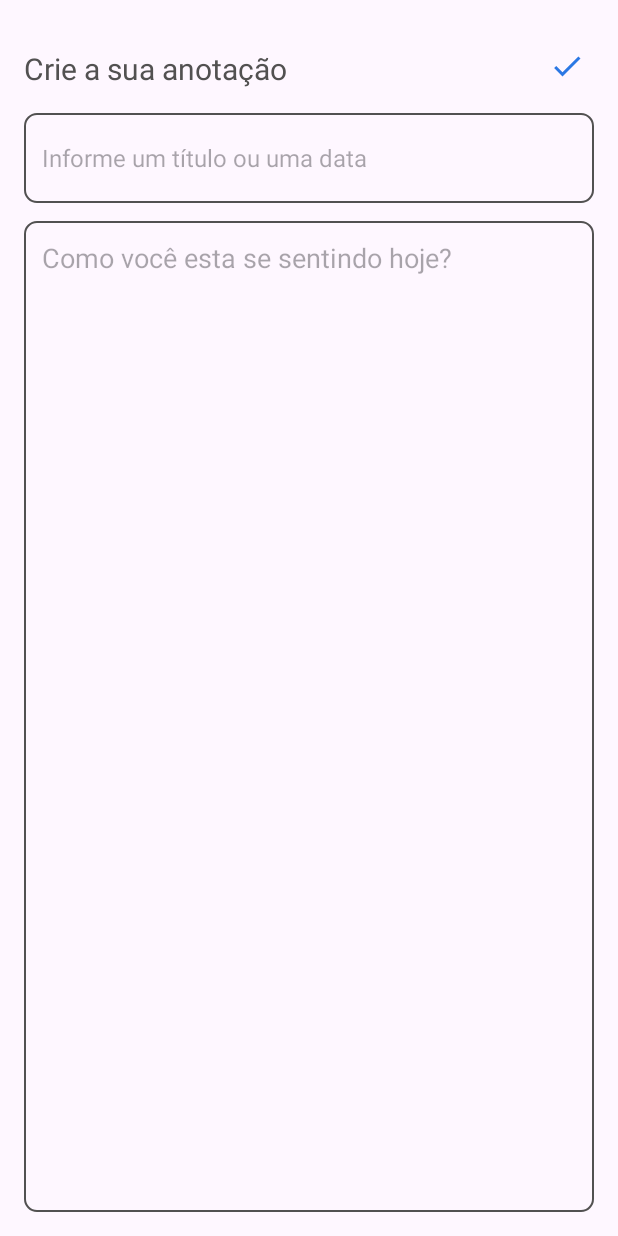
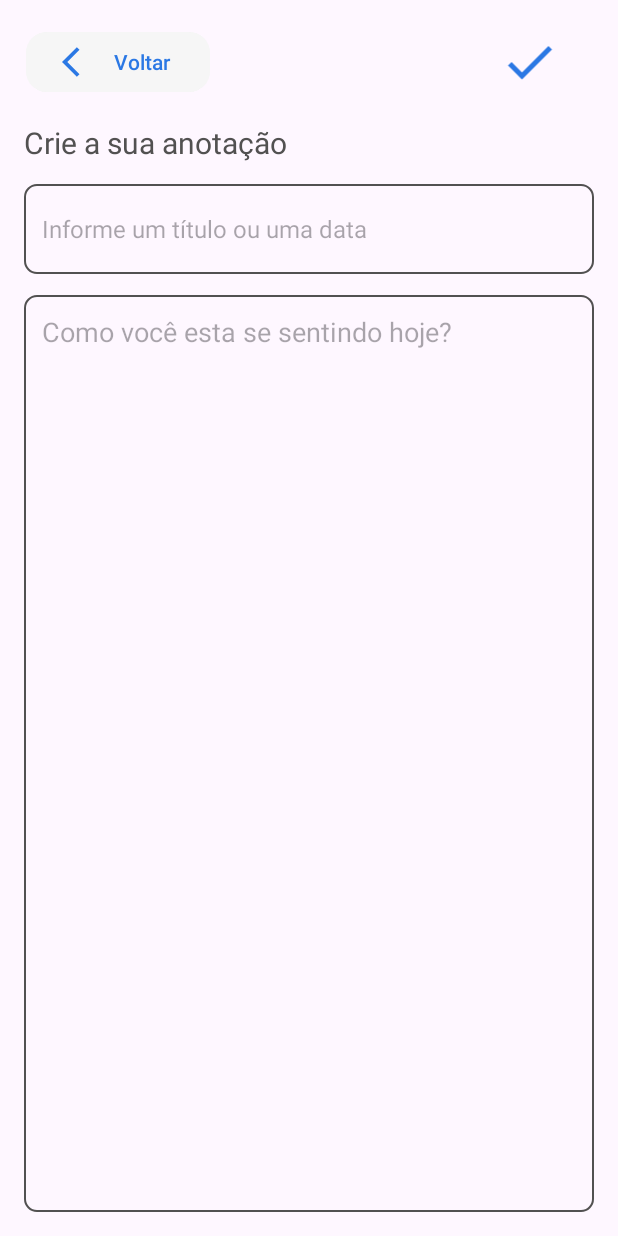
Before and after one commit to lisboaluan/doseCerta, an Android app: the AnotacaoActivity screen opened directly, with no data from a screen before it, on a phone screen of 412 x 824 dp. Run offline under Robolectric (Android 15) with nearby library versions, the phone set to English and light mode, and no system bars.

```diff
--- a/app/src/main/java/com/luanlisboa/dosecerta/models/Anotacoes.kt
+++ b/app/src/main/java/com/luanlisboa/dosecerta/models/Anotacoes.kt
@@ -1,7 +1,7 @@
 package com.luanlisboa.dosecerta.models
 
 data class Anotacoes (
-    // val id: Int,
+    val id: Long? = null,
     val titulo: String,
     val mensagem: String,
     val dataCriacao: String
--- a/app/src/main/java/com/luanlisboa/dosecerta/view/AnotacaoActivity.kt
+++ b/app/src/main/java/com/luanlisboa/dosecerta/view/AnotacaoActivity.kt
@@ -10,6 +10,8 @@ class AnotacaoActivity : AppCompatActivity() {
 
     private lateinit var binding: ActivityAnotacaoBinding
     private lateinit var anotacaoRepository: AnotacaoRepository
+    private var anotacaoId: String? = null
+
 
     override fun onCreate(savedInstanceState: Bundle?) {
         super.onCreate(savedInstanceState)
@@ -18,23 +20,28 @@ class AnotacaoActivity : AppCompatActivity() {
 
         anotacaoRepository = AnotacaoRepository(this)
 
-        binding.saveButton.setOnClickListener{
+        anotacaoId = intent.getStringExtra("anotacaoId")
+        if (anotacaoId != null) {
+            carregarAnotacao(anotacaoId!!)
+        }
+
+        binding.saveButton.setOnClickListener {
             val titulo = binding.editTituloAnotacao.text.toString()
             val mensagem = binding.editAnotacao.text.toString()
             when {
                 titulo.isEmpty() -> {
                     SnackbarUtils.mensagem(it, "Insira um título!")
                 }
+
                 mensagem.isEmpty() -> {
-                    SnackbarUtils.mensagem(it, "Iscreva uma anotação!")
+                    SnackbarUtils.mensagem(it, "Escreva uma anotação!")
                 }
+
                 else -> {
-
                     val resultado = anotacaoRepository.inserirAnotacao(
                         titulo,
                         mensagem
                     )
-
                     if (resultado > 0) {
                         SnackbarUtils.mensagem(it, "Anotação salva com sucesso!")
                         finish()
@@ -44,5 +51,17 @@ class AnotacaoActivity : AppCompatActivity() {
                 }
             }
         }
+        binding.btnVoltar.setOnClickListener {
+            finish()
+        }
     }
+    private fun carregarAnotacao(anotacaoId: String) {
+        val anotacao = anotacaoRepository.getAnotacaoById(anotacaoId)
+        if (anotacao != null) {
+            binding.editTituloAnotacao.setText(anotacao.titulo)
+            binding.editAnotacao.setText(anotacao.mensagem)
+        }
+    }
+
+
 }
--- /dev/null
+++ b/app/src/main/res/drawable/ic_baseline_delete_24.xml
@@ -0,0 +1,5 @@
+<vector xmlns:android="http://schemas.android.com/apk/res/android" android:height="24dp" android:tint="#2B78E4" android:viewportHeight="24" android:viewportWidth="24" android:width="24dp">
+
+    <path android:fillColor="@android:color/white" android:pathData="M6,19c0,1.1 0.9,2 2,2h8c1.1,0 2,-0.9 2,-2V7H6v12zM19,4h-3.5l-1,-1h-5l-1,1H5v2h14V4z"/>
+
+</vector>
--- a/app/src/main/res/layout/activity_anotacao.xml
+++ b/app/src/main/res/layout/activity_anotacao.xml
@@ -1,50 +1,66 @@
 <?xml version="1.0" encoding="utf-8"?>
-<RelativeLayout
-    xmlns:android="http://schemas.android.com/apk/res/android"
+<RelativeLayout xmlns:android="http://schemas.android.com/apk/res/android"
     xmlns:tools="http://schemas.android.com/tools"
     android:layout_width="match_parent"
     android:layout_height="match_parent"
+    xmlns:app="http://schemas.android.com/apk/res-auto"
     android:orientation="vertical"
     android:padding="16dp"
     tools:context=".view.AnotacaoActivity">
+
+    <com.google.android.material.button.MaterialButton
+        android:id="@+id/btn_voltar"
+        android:layout_width="145dp"
+        android:layout_height="wrap_content"
+        android:layout_alignParentStart="true"
+        android:layout_marginStart="1dp"
+        android:layout_marginTop="1dp"
+        android:layout_marginEnd="180dp"
+        android:layout_toStartOf="@+id/saveButton"
+        android:backgroundTint="@color/light_grey"
+        android:drawableLeft="@drawable/ic_voltar"
+        android:text="@string/btn_voltar"
+        android:textColor="@color/blue"
+        app:cornerRadius="14dp" />
 
     <TextView
         android:id="@+id/txtAnotacao"
         android:layout_width="wrap_content"
         android:layout_height="wrap_content"
         android:layout_alignParentTop="true"
-        android:layout_marginTop="16dp"
+        android:layout_marginTop="65dp"
         android:text="Crie a sua anotação"
         android:textColor="@color/dark_grey"
-        android:textSize="20sp"/>
+        android:textSize="20sp" />
 
     <ImageView
         android:id="@+id/saveButton"
-        android:layout_width="wrap_content"
-        android:layout_height="wrap_content"
-        android:src="@drawable/ic_salvar_anotacao"
+        android:layout_width="66dp"
+        android:layout_height="40dp"
+        android:layout_alignTop="@id/txtAnotacao"
         android:layout_alignParentEnd="true"
-        android:layout_alignTop="@id/txtAnotacao"
-        android:layout_marginEnd="6dp"/>
+        android:layout_marginTop="-60dp"
+        android:layout_marginEnd="10dp"
+        android:src="@drawable/ic_salvar_anotacao" />
 
     <EditText
         android:id="@+id/editTituloAnotacao"
         android:layout_width="match_parent"
         android:layout_height="60dp"
+        android:layout_below="@id/txtAnotacao"
+        android:layout_marginTop="14dp"
+        android:background="@drawable/borda_anotacoes"
         android:hint="Informe um título ou uma data"
+        android:maxLines="1"
         android:padding="12dp"
-        android:textSize="16sp"
-        android:layout_below="@id/txtAnotacao"
-        android:background="@drawable/borda_anotacoes"
-        android:layout_marginTop="16dp"
-        android:maxLines="1"/>
+        android:textSize="16sp" />
 
     <EditText
         android:id="@+id/editAnotacao"
-        android:layout_width="match_parent"
-        android:layout_height="match_parent"
+        android:layout_width="395dp"
+        android:layout_height="655dp"
         android:layout_below="@id/editTituloAnotacao"
-        android:layout_marginTop="12dp"
+        android:layout_marginTop="14dp"
         android:background="@drawable/borda_anotacoes"
         android:gravity="top"
         android:hint="Como você esta se sentindo hoje?"
```
Also changed, not shown: app/src/main/java/com/luanlisboa/dosecerta/fragments/AnotacaoFragment.kt (+28 -12 lines), app/src/main/java/com/luanlisboa/dosecerta/repository/AnotacaoRepository.kt (+38 -12 lines), app/src/main/java/com/luanlisboa/dosecerta/utils/AnotacoesAdapter.kt (+19 -3 lines), app/src/main/res/layout/resumo_cadastro_anotacoes.xml (+14 -2 lines), 1 other file.
